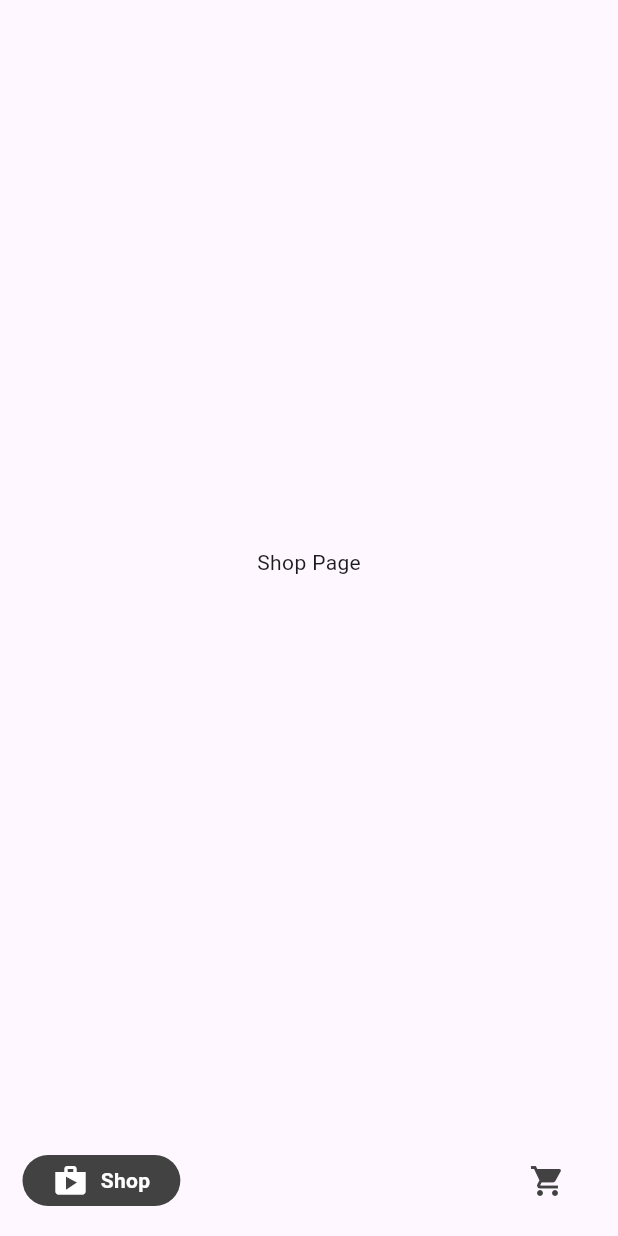
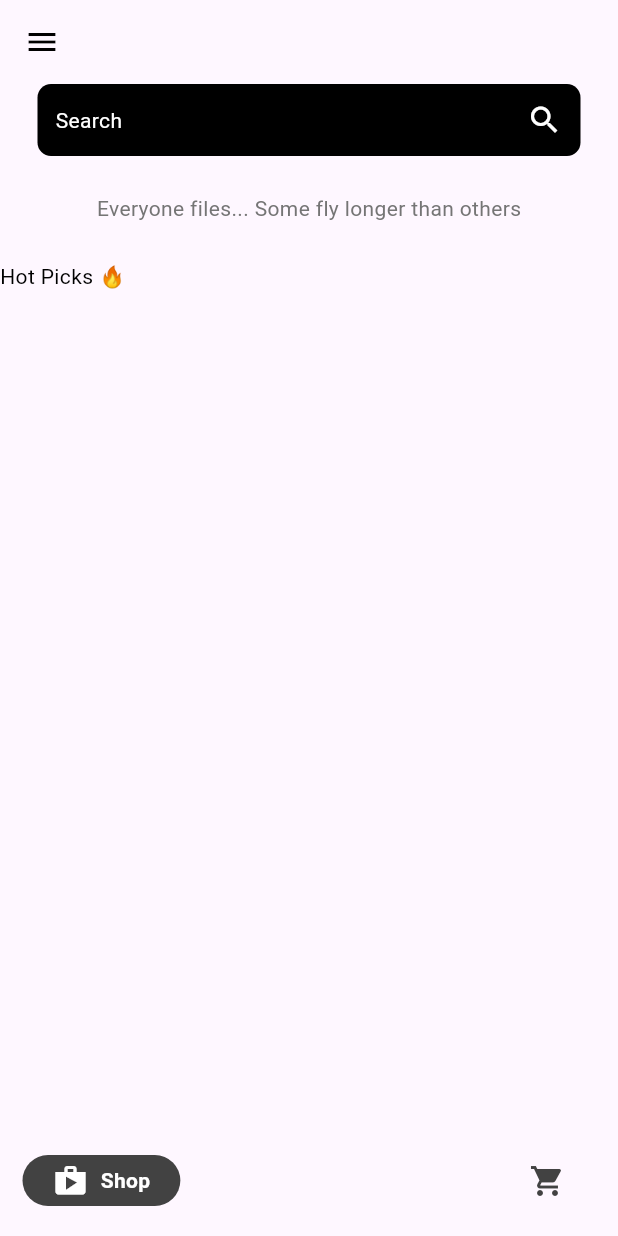
Before and after one commit to marshadn/nike, a Flutter app: the HomePage screen opened directly, on a phone screen of 412 x 824 dp. Run offline on Flutter 3.47's test engine with Material 3 defaults, Android fonts, the phone set to English and light mode, and no system bars; drawn by our look-alikes of google_nav_bar.

Commit message:
Minor Updations

```diff
--- a/lib/pages/home_page.dart
+++ b/lib/pages/home_page.dart
@@ -25,6 +25,7 @@ class _HomePageState extends State<HomePage> {
 
   final List<Widget> _pages = [
 // shop page
+
     const ShopPage(),
 
 // cart page
@@ -37,6 +38,83 @@ class _HomePageState extends State<HomePage> {
       bottomNavigationBar: MyBottomNavBar(
         onTabChange: (index) => navigateBottomBar(index),
       ),
+      appBar: AppBar(
+        backgroundColor: Colors.transparent,
+        elevation: 0,
+        leading: Builder(
+          builder: (context) => IconButton(
+            onPressed: Scaffold.of(context).openDrawer,
+            icon: const Icon(
+              Icons.menu,
+              color: Colors.black,
+            ),
+          ),
+        ),
+      ),
+      drawer: Drawer(
+        backgroundColor: Colors.grey[900],
+        child: Column(
+          mainAxisAlignment: MainAxisAlignment.spaceBetween,
+          children: [
+            Column(
+              children: [
+                DrawerHeader(
+                  child: Image.asset(
+                    'lib/images/myLogo.png',
+                  ),
+                ),
+                Padding(
+                  padding: const EdgeInsets.symmetric(horizontal: 25.0),
+                  child: Divider(
+                    color: Colors.grey[800],
+                  ),
+                ),
+                const Padding(
+                  padding: const EdgeInsets.only(left: 25.0),
+                  child: ListTile(
+                    leading: Icon(
+                      Icons.home,
+                      color: Colors.white,
+                    ),
+                    title: Text(
+                      'Home',
+                      style: TextStyle(color: Colors.white),
+                    ),
+                  ),
+                ),
+                const Padding(
+                  padding: const EdgeInsets.only(left: 25.0),
+                  child: ListTile(
+                    leading: Icon(
+                      Icons.info,
+                      color: Colors.white,
+                    ),
+                    title: Text(
+                      'About',
+                      style: TextStyle(color: Colors.white),
+                    ),
+                  ),
+                ),
+              ],
+            ),
+
+            //logout
+            const Padding(
+              padding: const EdgeInsets.only(left: 25.0),
+              child: ListTile(
+                leading: Icon(
+                  Icons.logout,
+                  color: Colors.white,
+                ),
+                title: Text(
+                  'Logout',
+                  style: TextStyle(color: Colors.white),
+                ),
+              ),
+            ),
+          ],
+        ),
+      ),
       body: _pages[_selectedIndex],
     );
   }
--- a/lib/pages/shop_page.dart
+++ b/lib/pages/shop_page.dart
@@ -1,5 +1,5 @@
-
 import 'package:flutter/material.dart';
+import 'package:flutter/widgets.dart';
 
 class ShopPage extends StatefulWidget {
   const ShopPage({super.key});
@@ -11,8 +11,49 @@ class ShopPage extends StatefulWidget {
 class _ShopPageState extends State<ShopPage> {
   @override
   Widget build(BuildContext context) {
-    return Center(
-      child: Text("Shop Page"),
+    return Column(
+      children: [
+        //search bar
+        Container(
+          padding: const EdgeInsets.all(12),
+          margin: const EdgeInsets.symmetric(horizontal: 25),
+          decoration: BoxDecoration(
+              color: Colors.black, borderRadius: BorderRadius.circular(9)),
+          child: const Row(
+            mainAxisAlignment: MainAxisAlignment.spaceBetween,
+            children: [
+              Text(
+                'Search',
+                style: TextStyle(color: Colors.white),
+              ),
+              Icon(
+                Icons.search,
+                color: Colors.white,
+              )
+            ],
+          ),
+        ),
+
+        //meassage
+        Padding(
+          padding: const EdgeInsets.symmetric(vertical: 25.0),
+          child: Text(
+            'Everyone files... Some fly longer than others',
+            style: TextStyle(color: Colors.grey[600]),
+          ),
+        ),
+
+        //hot picks
+        Row(
+          children: [
+            Text(
+              "Hot Picks 🔥",
+              style: TextStyle(color: Colors.black),
+            )
+          ],
+        )
+      ],
     );
   }
 }
+//2;17;15 time limit
```
